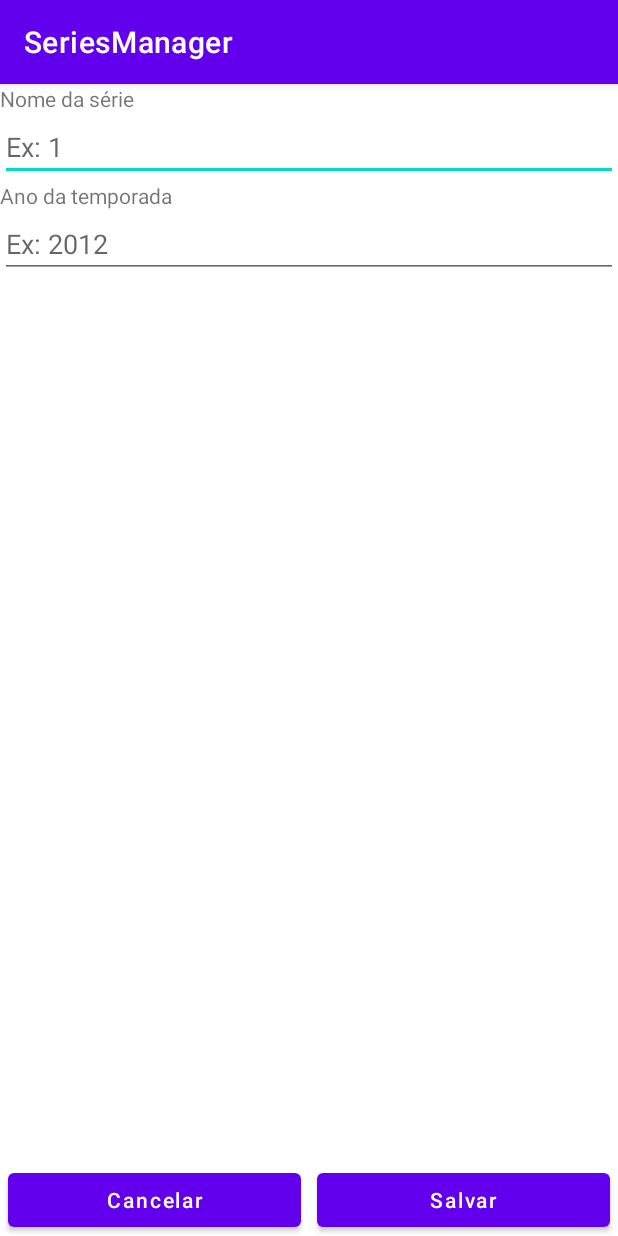
After one commit to vinilaureto/SeriesManager, an Android app: the SeasonEditorActivity screen opened directly, with no data from a screen before it, on a phone screen of 412 x 824 dp. The commit adds this screen. Run offline under Robolectric (Android 15) with nearby library versions, the phone set to English and light mode, and no system bars.

Commit message:
Create episodes and season editor activity. Create episode layout for adapter

```diff
--- a/app/src/main/java/com/vinilaureto/seriesmanager/SeasonActivity.kt
+++ b/app/src/main/java/com/vinilaureto/seriesmanager/SeasonActivity.kt
@@ -19,6 +19,9 @@ import com.vinilaureto.seriesmanager.entities.series.Series
 
 class SeasonActivity : AppCompatActivity() {
     private lateinit var activitySeasonsBinding: ActivitySeasonBinding
+    private lateinit var addSeasonEditorActivityLauncher: ActivityResultLauncher<Intent>
+    private lateinit var editSeasonEditorActivityLauncher: ActivityResultLauncher<Intent>
+    private lateinit var episodesActivityLauncher: ActivityResultLauncher<Intent>
 
     private lateinit var series: Series
     private val seasonController: SeasonController by lazy {
--- /dev/null
+++ b/app/src/main/java/com/vinilaureto/seriesmanager/SeasonEditorActivity.kt
@@ -0,0 +1,15 @@
+package com.vinilaureto.seriesmanager
+
+import androidx.appcompat.app.AppCompatActivity
+import android.os.Bundle
+import android.view.View
+
+class SeasonEditorActivity : AppCompatActivity() {
+    override fun onCreate(savedInstanceState: Bundle?) {
+        super.onCreate(savedInstanceState)
+        setContentView(R.layout.activity_season_editor)
+    }
+
+    fun cancelAction(view: View) {}
+    fun saveAction(view: View) {}
+}
--- /dev/null
+++ b/app/src/main/res/layout/activity_season_editor.xml
@@ -0,0 +1,76 @@
+<?xml version="1.0" encoding="utf-8"?>
+<androidx.constraintlayout.widget.ConstraintLayout xmlns:android="http://schemas.android.com/apk/res/android"
+    xmlns:app="http://schemas.android.com/apk/res-auto"
+    xmlns:tools="http://schemas.android.com/tools"
+    android:layout_width="match_parent"
+    android:layout_height="match_parent"
+    tools:context=".SeasonEditorActivity">
+
+    <TextView
+        android:id="@+id/seasonNumberTv"
+        android:text="Nome da série"
+        android:layout_width="match_parent"
+        android:layout_height="wrap_content"
+        app:layout_constraintTop_toTopOf="parent"
+        app:layout_constraintLeft_toLeftOf="parent"
+        app:layout_constraintRight_toRightOf="parent" />
+
+    <EditText
+        android:id="@+id/seasonNumberEt"
+        android:hint="Ex: 1"
+        android:inputType="number"
+        android:layout_width="match_parent"
+        android:layout_height="wrap_content"
+        app:layout_constraintTop_toBottomOf="@+id/seasonNumberTv"
+        app:layout_constraintLeft_toLeftOf="parent"
+        app:layout_constraintRight_toRightOf="parent" />
+
+    <TextView
+        android:id="@+id/seasonYearTv"
+        android:text="Ano da temporada"
+        android:layout_width="match_parent"
+        android:layout_height="wrap_content"
+        app:layout_constraintTop_toBottomOf="@+id/seasonNumberEt"
+        app:layout_constraintLeft_toLeftOf="parent"
+        app:layout_constraintRight_toRightOf="parent" />
+
+    <EditText
+        android:id="@+id/seasonYearEt"
+        android:hint="Ex: 2012"
+        android:layout_width="match_parent"
+        android:inputType="number"
+        android:layout_height="wrap_content"
+        app:layout_constraintTop_toBottomOf="@+id/seasonYearTv"
+        app:layout_constraintLeft_toLeftOf="parent"
+        app:layout_constraintRight_toRightOf="parent" />
+
+
+    <LinearLayout
+        android:id="@+id/seriesActionsLl"
+        android:layout_width="match_parent"
+        android:layout_height="wrap_content"
+        app:layout_constraintLeft_toLeftOf="parent"
+        app:layout_constraintRight_toRightOf="parent"
+        app:layout_constraintBottom_toBottomOf="parent"
+        android:orientation="horizontal" >
+
+        <Button
+            android:layout_width="match_parent"
+            android:layout_height="wrap_content"
+            android:layout_marginHorizontal="5dp"
+            android:text="Cancelar"
+            android:onClick="cancelAction"
+            android:textAllCaps="false"
+            android:layout_weight="1"/>
+
+        <Button
+            android:layout_width="match_parent"
+            android:layout_height="wrap_content"
+            android:layout_marginHorizontal="5dp"
+            android:text="Salvar"
+            android:onClick="saveAction"
+            android:textAllCaps="false"
+            android:layout_weight="1"/>
+    </LinearLayout>
+
+</androidx.constraintlayout.widget.ConstraintLayout>
```
Also changed, not shown: app/src/main/AndroidManifest.xml (+9 -0 lines), app/src/main/java/com/vinilaureto/seriesmanager/EpisodesActivity.kt (added, +11 -0 lines), app/src/main/res/layout/activity_episodes.xml (renamed from app/src/main/res/layout/activity_season.xml, +5 -5 lines), app/src/main/res/layout/layout_episode.xml (added, +35 -0 lines).
